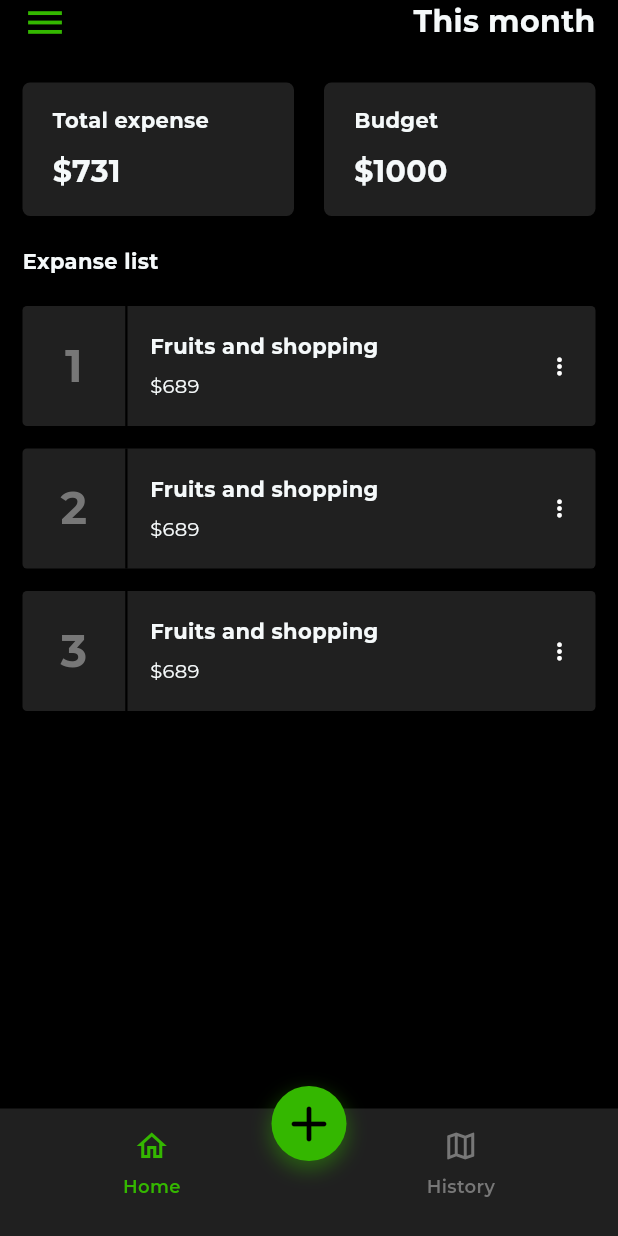
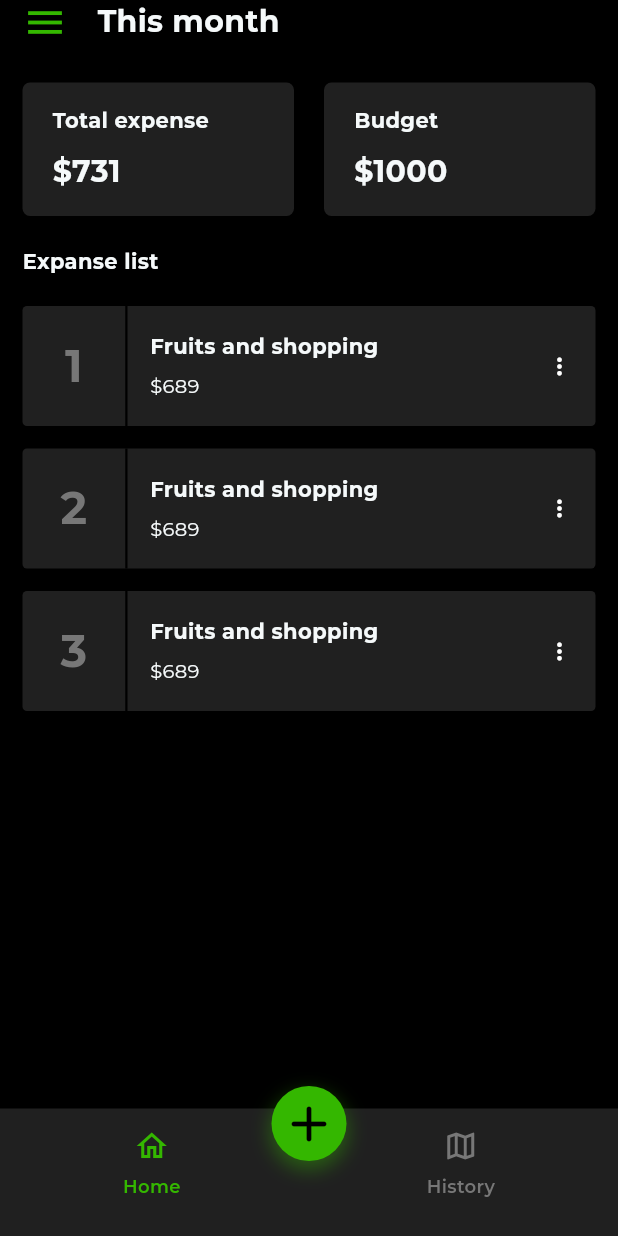
Before and after one commit to saleheen1/simple_expense_tracker, a Flutter app: the screen it shows after launch, on a phone screen of 412 x 824 dp. Run offline on Flutter 3.47's test engine with Material 3 defaults, Android fonts, the light colour scheme and no system bars; our stand-ins replace flutter_svg, get, google_fonts, sqflite; accounts and stored records are empty.

Commit message:
style: tweak the layout of home app bar by a little

```diff
--- a/lib/core/widgets/home_appbar.dart
+++ b/lib/core/widgets/home_appbar.dart
@@ -22,12 +22,13 @@ class HomeAppbar extends StatelessWidget {
       ),
       decoration: BoxDecoration(color: theme.bgColor, borderRadius: radius(3)),
       child: Row(
-        mainAxisAlignment: MainAxisAlignment.spaceBetween,
         children: [
           InkWell(
             onTap: onMenuTap,
             child: Icon(Icons.menu, size: 30, color: theme.primary),
           ),
+
+          gapW(20),
 
           Text(style: TextUtils.title1Bold(context: context), 'This month'),
         ],
--- a/lib/features/home/presentation/home_tab.dart
+++ b/lib/features/home/presentation/home_tab.dart
@@ -29,12 +29,6 @@ class HomeTab extends StatelessWidget {
               crossAxisAlignment: CrossAxisAlignment.start,
               children: [
                 gapH(15),
-                // Text(
-                //   style: TextUtils.title1Bold(context: context),
-                //   'This month',
-                // ),
-                // gapH(30),
-
                 //=============================
                 //Total expanse and budget
                 //=============================
```
